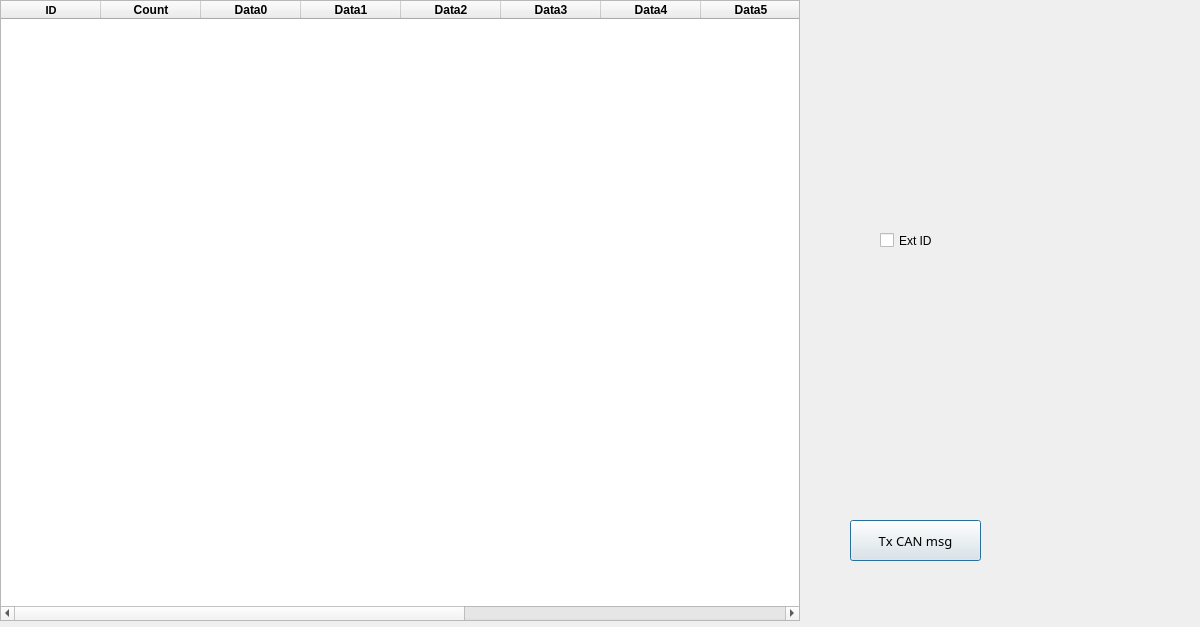
First picture: the form in main.ui, repository vzilkov/python_lrn, before the edit.
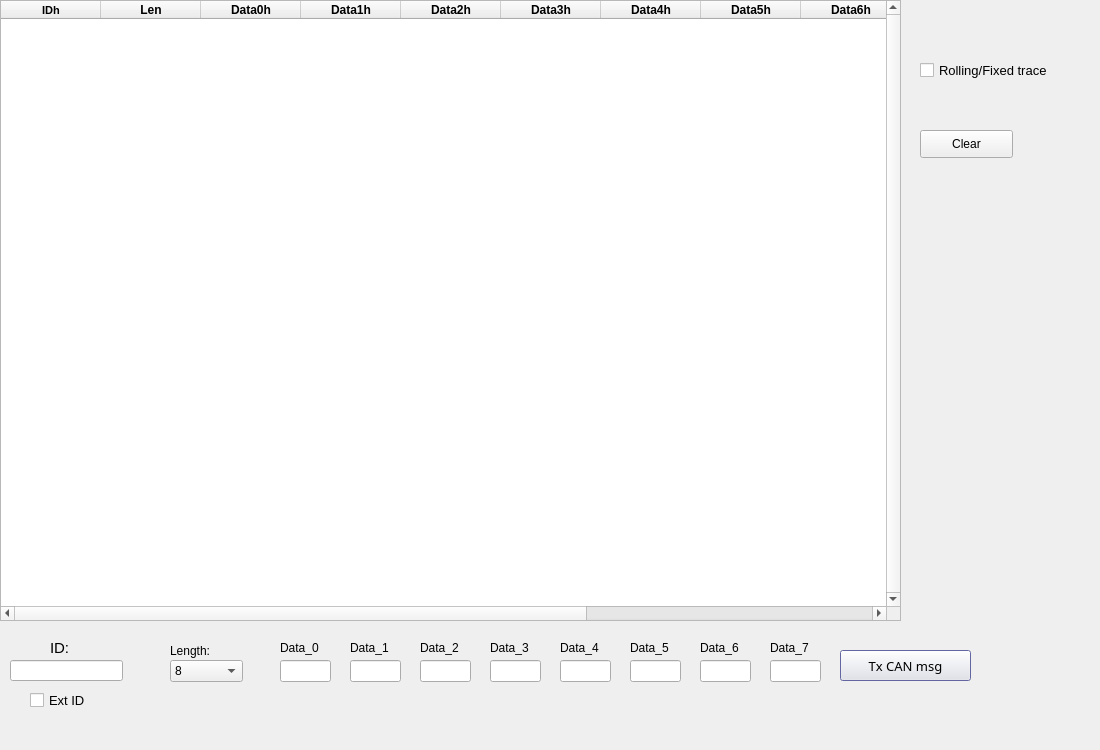
Second picture: the form after the edit.

Commit message: deleted old UI file, edited main UI, deleted UDP, TCP, gRPC only! added pattern producer-consumer Trying to TX CAN data

Patch:
```diff
--- a/main.ui
+++ b/main.ui
@@ -2,16 +2,19 @@
 <ui version="4.0">
  <class>Dialog</class>
  <widget class="QDialog" name="Dialog">
+  <property name="enabled">
+   <bool>true</bool>
+  </property>
   <property name="geometry">
    <rect>
     <x>0</x>
     <y>0</y>
-    <width>1200</width>
-    <height>627</height>
+    <width>1100</width>
+    <height>750</height>
    </rect>
   </property>
   <property name="sizePolicy">
-   <sizepolicy hsizetype="MinimumExpanding" vsizetype="Minimum">
+   <sizepolicy hsizetype="Maximum" vsizetype="Maximum">
     <horstretch>0</horstretch>
     <verstretch>0</verstretch>
    </sizepolicy>
@@ -19,7 +22,7 @@
   <property name="minimumSize">
    <size>
     <width>1000</width>
-    <height>500</height>
+    <height>700</height>
    </size>
   </property>
   <property name="maximumSize">
@@ -34,6 +37,70 @@
     <height>600</height>
    </size>
   </property>
+  <property name="palette">
+   <palette>
+    <active>
+     <colorrole role="Highlight">
+      <brush brushstyle="SolidPattern">
+       <color alpha="255">
+        <red>124</red>
+        <green>128</green>
+        <blue>200</blue>
+       </color>
+      </brush>
+     </colorrole>
+     <colorrole role="HighlightedText">
+      <brush brushstyle="SolidPattern">
+       <color alpha="255">
+        <red>79</red>
+        <green>255</green>
+        <blue>229</blue>
+       </color>
+      </brush>
+     </colorrole>
+    </active>
+    <inactive>
+     <colorrole role="Highlight">
+      <brush brushstyle="SolidPattern">
+       <color alpha="255">
+        <red>124</red>
+        <green>128</green>
+        <blue>200</blue>
+       </color>
+      </brush>
+     </colorrole>
+     <colorrole role="HighlightedText">
+      <brush brushstyle="SolidPattern">
+       <color alpha="255">
+        <red>79</red>
+        <green>255</green>
+        <blue>229</blue>
+       </color>
+      </brush>
+     </colorrole>
+    </inactive>
+    <disabled>
+     <colorrole role="Highlight">
+      <brush brushstyle="SolidPattern">
+       <color alpha="255">
+        <red>0</red>
+        <green>120</green>
+        <blue>215</blue>
+       </color>
+      </brush>
+     </colorrole>
+     <colorrole role="HighlightedText">
+      <brush brushstyle="SolidPattern">
+       <color alpha="255">
+        <red>79</red>
+        <green>255</green>
+        <blue>229</blue>
+       </color>
+      </brush>
+     </colorrole>
+    </disabled>
+   </palette>
+  </property>
   <property name="font">
    <font>
     <kerning>false</kerning>
@@ -51,16 +118,19 @@
   <property name="windowTitle">
    <string>Dialog</string>
   </property>
+  <property name="autoFillBackground">
+   <bool>false</bool>
+  </property>
   <property name="modal">
    <bool>false</bool>
   </property>
   <widget class="QPushButton" name="button_tx">
    <property name="geometry">
     <rect>
-     <x>850</x>
-     <y>520</y>
+     <x>840</x>
+     <y>650</y>
      <width>131</width>
-     <height>41</height>
+     <height>31</height>
     </rect>
    </property>
    <property name="font">
@@ -76,12 +146,17 @@
   <widget class="QCheckBox" name="checkBox_ext_id">
    <property name="geometry">
     <rect>
-     <x>880</x>
-     <y>220</y>
-     <width>61</width>
-     <height>41</height>
+     <x>30</x>
+     <y>690</y>
+     <width>91</width>
+     <height>21</height>
     </rect>
    </property>
+   <property name="font">
+    <font>
+     <pointsize>10</pointsize>
+    </font>
+   </property>
    <property name="text">
     <string>Ext ID</string>
    </property>
@@ -175,19 +250,19 @@
     <rect>
      <x>0</x>
      <y>0</y>
-     <width>800</width>
+     <width>901</width>
      <height>621</height>
     </rect>
    </property>
    <property name="sizePolicy">
-    <sizepolicy hsizetype="Maximum" vsizetype="Expanding">
+    <sizepolicy hsizetype="Maximum" vsizetype="Maximum">
      <horstretch>0</horstretch>
      <verstretch>0</verstretch>
     </sizepolicy>
    </property>
    <property name="minimumSize">
     <size>
-     <width>800</width>
+     <width>700</width>
      <height>300</height>
     </size>
    </property>
@@ -206,15 +281,45 @@
    <property name="layoutDirection">
     <enum>Qt::LeftToRight</enum>
    </property>
+   <property name="verticalScrollBarPolicy">
+    <enum>Qt::ScrollBarAlwaysOn</enum>
+   </property>
+   <property name="horizontalScrollBarPolicy">
+    <enum>Qt::ScrollBarAsNeeded</enum>
+   </property>
+   <property name="sizeAdjustPolicy">
+    <enum>QAbstractScrollArea::AdjustToContents</enum>
+   </property>
+   <property name="autoScroll">
+    <bool>false</bool>
+   </property>
    <property name="editTriggers">
     <set>QAbstractItemView::NoEditTriggers</set>
    </property>
+   <property name="tabKeyNavigation">
+    <bool>false</bool>
+   </property>
+   <property name="showDropIndicator" stdset="0">
+    <bool>false</bool>
+   </property>
+   <property name="dragDropOverwriteMode">
+    <bool>false</bool>
+   </property>
+   <property name="defaultDropAction">
+    <enum>Qt::TargetMoveAction</enum>
+   </property>
+   <property name="alternatingRowColors">
+    <bool>true</bool>
+   </property>
+   <property name="selectionBehavior">
+    <enum>QAbstractItemView::SelectRows</enum>
+   </property>
    <property name="rowCount">
     <number>0</number>
    </property>
    <column>
     <property name="text">
-     <string notr="true">ID</string>
+     <string notr="true">IDh</string>
     </property>
     <property name="toolTip">
      <string/>
@@ -233,7 +338,7 @@
    </column>
    <column>
     <property name="text">
-     <string>Count</string>
+     <string>Len</string>
     </property>
     <property name="textAlignment">
      <set>AlignCenter</set>
@@ -241,7 +346,7 @@
    </column>
    <column>
     <property name="text">
-     <string>Data0</string>
+     <string>Data0h</string>
     </property>
     <property name="textAlignment">
      <set>AlignCenter</set>
@@ -249,7 +354,7 @@
    </column>
    <column>
     <property name="text">
-     <string>Data1</string>
+     <string>Data1h</string>
     </property>
     <property name="textAlignment">
      <set>AlignCenter</set>
@@ -257,7 +362,7 @@
    </column>
    <column>
     <property name="text">
-     <string>Data2</string>
+     <string>Data2h</string>
     </property>
     <property name="textAlignment">
      <set>AlignCenter</set>
@@ -265,7 +370,7 @@
    </column>
    <column>
     <property name="text">
-     <string>Data3</string>
+     <string>Data3h</string>
     </property>
     <property name="textAlignment">
      <set>AlignCenter</set>
@@ -273,7 +378,7 @@
    </column>
    <column>
     <property name="text">
-     <string>Data4</string>
+     <string>Data4h</string>
     </property>
     <property name="textAlignment">
      <set>AlignCenter</set>
@@ -281,7 +386,7 @@
    </column>
    <column>
     <property name="text">
-     <string>Data5</string>
+     <string>Data5h</string>
     </property>
     <property name="textAlignment">
      <set>AlignCenter</set>
@@ -289,7 +394,7 @@
    </column>
    <column>
     <property name="text">
-     <string>Data6</string>
+     <string>Data6h</string>
     </property>
     <property name="textAlignment">
      <set>AlignCenter</set>
@@ -297,7 +402,7 @@
    </column>
    <column>
     <property name="text">
-     <string>Data7</string>
+     <string>Data7h</string>
     </property>
     <property name="textAlignment">
      <set>AlignCenter</set>
@@ -325,6 +430,347 @@
     </property>
    </column>
   </widget>
+  <widget class="QCheckBox" name="checkBox_rol_trace">
+   <property name="geometry">
+    <rect>
+     <x>920</x>
+     <y>60</y>
+     <width>161</width>
+     <height>20</height>
+    </rect>
+   </property>
+   <property name="font">
+    <font>
+     <pointsize>10</pointsize>
+    </font>
+   </property>
+   <property name="text">
+    <string>Rolling/Fixed trace</string>
+   </property>
+   <property name="checked">
+    <bool>false</bool>
+   </property>
+  </widget>
+  <widget class="QPushButton" name="pushButton_clear">
+   <property name="geometry">
+    <rect>
+     <x>920</x>
+     <y>130</y>
+     <width>93</width>
+     <height>28</height>
+    </rect>
+   </property>
+   <property name="text">
+    <string>Clear</string>
+   </property>
+  </widget>
+  <widget class="QComboBox" name="comboBox_len">
+   <property name="geometry">
+    <rect>
+     <x>170</x>
+     <y>660</y>
+     <width>73</width>
+     <height>22</height>
+    </rect>
+   </property>
+   <property name="maxVisibleItems">
+    <number>9</number>
+   </property>
+   <item>
+    <property name="text">
+     <string>8</string>
+    </property>
+   </item>
+   <item>
+    <property name="text">
+     <string>7</string>
+    </property>
+   </item>
+   <item>
+    <property name="text">
+     <string>6</string>
+    </property>
+   </item>
+   <item>
+    <property name="text">
+     <string>5</string>
+    </property>
+   </item>
+   <item>
+    <property name="text">
+     <string>4</string>
+    </property>
+   </item>
+   <item>
+    <property name="text">
+     <string>3</string>
+    </property>
+   </item>
+   <item>
+    <property name="text">
+     <string>2</string>
+    </property>
+   </item>
+   <item>
+    <property name="text">
+     <string>1</string>
+    </property>
+   </item>
+   <item>
+    <property name="text">
+     <string>0</string>
+    </property>
+   </item>
+  </widget>
+  <widget class="QLabel" name="label_2">
+   <property name="geometry">
+    <rect>
+     <x>170</x>
+     <y>640</y>
+     <width>55</width>
+     <height>21</height>
+    </rect>
+   </property>
+   <property name="text">
+    <string>Length:</string>
+   </property>
+  </widget>
+  <widget class="QLabel" name="label_3">
+   <property name="geometry">
+    <rect>
+     <x>50</x>
+     <y>640</y>
+     <width>31</width>
+     <height>16</height>
+    </rect>
+   </property>
+   <property name="font">
+    <font>
+     <pointsize>11</pointsize>
+    </font>
+   </property>
+   <property name="text">
+    <string>ID:</string>
+   </property>
+  </widget>
+  <widget class="QLineEdit" name="lineEdit_id">
+   <property name="geometry">
+    <rect>
+     <x>10</x>
+     <y>660</y>
+     <width>113</width>
+     <height>21</height>
+    </rect>
+   </property>
+  </widget>
+  <widget class="QLineEdit" name="lineEdit_data_0">
+   <property name="geometry">
+    <rect>
+     <x>280</x>
+     <y>660</y>
+     <width>51</width>
+     <height>22</height>
+    </rect>
+   </property>
+   <property name="maxLength">
+    <number>2</number>
+   </property>
+  </widget>
+  <widget class="QLineEdit" name="lineEdit_data_1">
+   <property name="geometry">
+    <rect>
+     <x>350</x>
+     <y>660</y>
+     <width>51</width>
+     <height>22</height>
+    </rect>
+   </property>
+   <property name="maxLength">
+    <number>2</number>
+   </property>
+  </widget>
+  <widget class="QLineEdit" name="lineEdit_data_2">
+   <property name="geometry">
+    <rect>
+     <x>420</x>
+     <y>660</y>
+     <width>51</width>
+     <height>22</height>
+    </rect>
+   </property>
+   <property name="maxLength">
+    <number>2</number>
+   </property>
+  </widget>
+  <widget class="QLineEdit" name="lineEdit_data_3">
+   <property name="geometry">
+    <rect>
+     <x>490</x>
+     <y>660</y>
+     <width>51</width>
+     <height>22</height>
+    </rect>
+   </property>
+   <property name="maxLength">
+    <number>2</number>
+   </property>
+  </widget>
+  <widget class="QLineEdit" name="lineEdit_data_4">
+   <property name="geometry">
+    <rect>
+     <x>560</x>
+     <y>660</y>
+     <width>51</width>
+     <height>22</height>
+    </rect>
+   </property>
+   <property name="maxLength">
+    <number>2</number>
+   </property>
+  </widget>
+  <widget class="QLineEdit" name="lineEdit_data_5">
+   <property name="geometry">
+    <rect>
+     <x>630</x>
+     <y>660</y>
+     <width>51</width>
+     <height>22</height>
+    </rect>
+   </property>
+   <property name="maxLength">
+    <number>2</number>
+   </property>
+  </widget>
+  <widget class="QLineEdit" name="lineEdit_data_6">
+   <property name="geometry">
+    <rect>
+     <x>700</x>
+     <y>660</y>
+     <width>51</width>
+     <height>22</height>
+    </rect>
+   </property>
+   <property name="maxLength">
+    <number>2</number>
+   </property>
+  </widget>
+  <widget class="QLineEdit" name="lineEdit_data_7">
+   <property name="geometry">
+    <rect>
+     <x>770</x>
+     <y>660</y>
+     <width>51</width>
+     <height>22</height>
+    </rect>
+   </property>
+   <property name="maxLength">
+    <number>2</number>
+   </property>
+  </widget>
+  <widget class="QLabel" name="label_4">
+   <property name="geometry">
+    <rect>
+     <x>280</x>
+     <y>640</y>
+     <width>55</width>
+     <height>16</height>
+    </rect>
+   </property>
+   <property name="text">
+    <string>Data_0</string>
+   </property>
+  </widget>
+  <widget class="QLabel" name="label_5">
+   <property name="geometry">
+    <rect>
+     <x>350</x>
+     <y>640</y>
+     <width>55</width>
+     <height>16</height>
+    </rect>
+   </property>
+   <property name="text">
+    <string>Data_1</string>
+   </property>
+  </widget>
+  <widget class="QLabel" name="label_6">
+   <property name="geometry">
+    <rect>
+     <x>420</x>
+     <y>640</y>
+     <width>55</width>
+     <height>16</height>
+    </rect>
+   </property>
+   <property name="text">
+    <string>Data_2</string>
+   </property>
+  </widget>
+  <widget class="QLabel" name="label_7">
+   <property name="geometry">
+    <rect>
+     <x>490</x>
+     <y>640</y>
+     <width>55</width>
+     <height>16</height>
+    </rect>
+   </property>
+   <property name="text">
+    <string>Data_3</string>
+   </property>
+  </widget>
+  <widget class="QLabel" name="label_8">
+   <property name="geometry">
+    <rect>
+     <x>560</x>
+     <y>640</y>
+     <width>55</width>
+     <height>16</height>
+    </rect>
+   </property>
+   <property name="text">
+    <string>Data_4</string>
+   </property>
+  </widget>
+  <widget class="QLabel" name="label_9">
+   <property name="geometry">
+    <rect>
+     <x>630</x>
+     <y>640</y>
+     <width>55</width>
+     <height>16</height>
+    </rect>
+   </property>
+   <property name="text">
+    <string>Data_5</string>
+   </property>
+  </widget>
+  <widget class="QLabel" name="label_10">
+   <property name="geometry">
+    <rect>
+     <x>700</x>
+     <y>640</y>
+     <width>55</width>
+     <height>16</height>
+    </rect>
+   </property>
+   <property name="text">
+    <string>Data_6</string>
+   </property>
+  </widget>
+  <widget class="QLabel" name="label_11">
+   <property name="geometry">
+    <rect>
+     <x>770</x>
+     <y>640</y>
+     <width>55</width>
+     <height>16</height>
+    </rect>
+   </property>
+   <property name="text">
+    <string>Data_7</string>
+   </property>
+  </widget>
  </widget>
  <resources/>
  <connections/>
```
Left out of the diff: 88 changed lines with no effect on the pictures. The commit also changes 1 other file.
